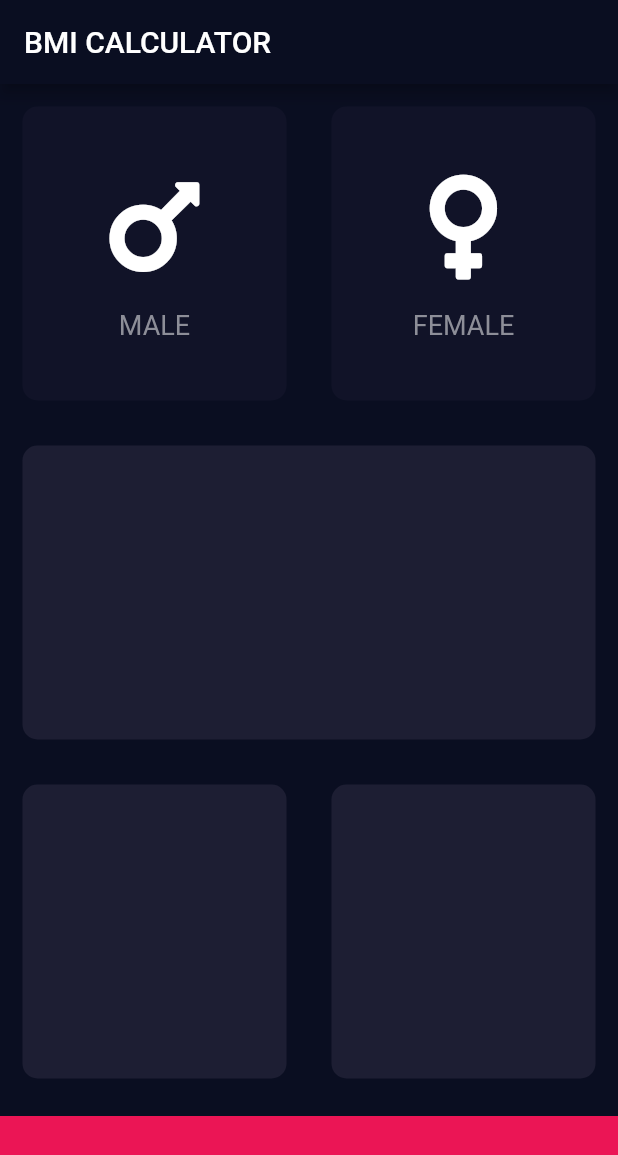
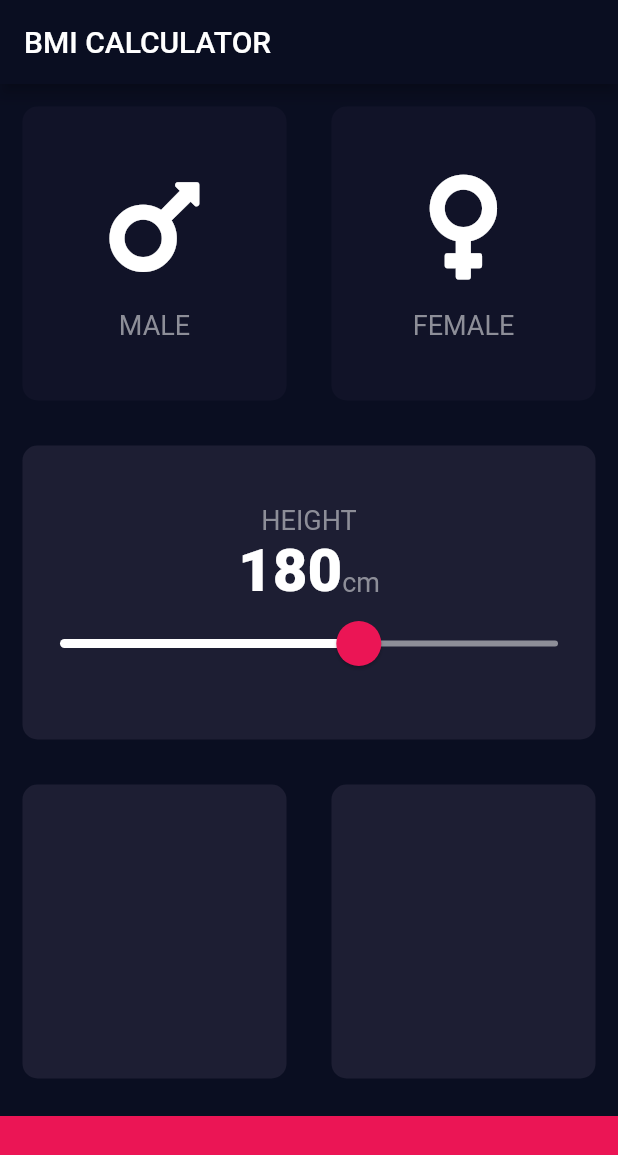
Before and after one commit to malgwi/BMI, a Flutter app: the screen it shows after launch, on a phone screen of 412 x 824 dp. Shown: the top 1155 px of the screen. Run offline on Flutter 3.47's test engine with Material 2 defaults, Android fonts, the phone set to English and light mode, and no system bars; our stand-ins replace font_awesome_flutter.

Commit message:
slider customization

```diff
--- /dev/null
+++ b/lib/constants.dart
@@ -0,0 +1,19 @@
+import 'package:flutter/material.dart';
+
+// const for colors and height
+const kBottomContainerHeight = 80.0;
+const kActiveCardColor = Color(0xff1d1e33);
+const kInactiveCardColor = Color(0xff111328);
+const kBottomContainerColor = Color(0xffeb1555);
+
+// const for text
+const kLabelTextStyle = TextStyle(
+  fontSize: 18.0,
+  color: Color(0xff8d8e98),
+);
+
+// const for Number text
+const kNumberTextStyle = TextStyle(
+  fontSize: 40.0,
+  fontWeight: FontWeight.w900,
+);
--- a/lib/icon_content.dart
+++ b/lib/icon_content.dart
@@ -1,9 +1,5 @@
 import 'package:flutter/material.dart';
-
-const labelTextStyle = TextStyle(
-  fontSize: 18.0,
-  color: Color(0xff8d8e98),
-);
+import 'constants.dart';
 
 class IconContent extends StatelessWidget {
   IconContent({this.icon, this.label});
@@ -25,7 +21,7 @@ class IconContent extends StatelessWidget {
         ),
         Text(
           label,
-          style: labelTextStyle,
+          style: kLabelTextStyle,
         ),
       ],
     );
--- a/lib/input_page.dart
+++ b/lib/input_page.dart
@@ -2,11 +2,7 @@ import 'package:flutter/material.dart';
 import 'package:font_awesome_flutter/font_awesome_flutter.dart';
 import 'icon_content.dart';
 import 'reusable_card.dart';
-
-const bottomContainerHeight = 80.0;
-const activeCardColor = Color(0xff1d1e33);
-const inactiveCardColor = Color(0xff111328);
-const bottomContainerColor = Color(0xffeb1555);
+import 'constants.dart';
 
 enum Gender {
   male,
@@ -20,6 +16,7 @@ class InputPage extends StatefulWidget {
 
 class _InputPageState extends State<InputPage> {
   Gender selectedGender;
+  int height = 180;
 
   @override
   Widget build(BuildContext context) {
@@ -28,6 +25,7 @@ class _InputPageState extends State<InputPage> {
           title: Text('BMI CALCULATOR'),
         ),
         body: Column(
+          crossAxisAlignment: CrossAxisAlignment.stretch,
           children: <Widget>[
             Expanded(
                 child: Row(
@@ -38,8 +36,8 @@ class _InputPageState extends State<InputPage> {
                       selectedGender = Gender.male;
                     },
                     colour: selectedGender == Gender.male
-                        ? activeCardColor
-                        : inactiveCardColor,
+                        ? kActiveCardColor
+                        : kInactiveCardColor,
                     cardChild: IconContent(
                       icon: FontAwesomeIcons.mars,
                       label: 'MALE',
@@ -52,8 +50,8 @@ class _InputPageState extends State<InputPage> {
                       selectedGender = Gender.female;
                     },
                     colour: selectedGender == Gender.female
-                        ? activeCardColor
-                        : inactiveCardColor,
+                        ? kActiveCardColor
+                        : kInactiveCardColor,
                     cardChild: IconContent(
                       icon: FontAwesomeIcons.venus,
                       label: 'FEMALE',
@@ -64,7 +62,53 @@ class _InputPageState extends State<InputPage> {
             )),
             Expanded(
               child: ReusableCard(
-                colour: activeCardColor,
+                colour: kActiveCardColor,
+                cardChild: Column(
+                  mainAxisAlignment: MainAxisAlignment.center,
+                  children: <Widget>[
+                    Text(
+                      'HEIGHT',
+                      style: kLabelTextStyle,
+                    ),
+                    Row(
+                      mainAxisAlignment: MainAxisAlignment.center,
+                      crossAxisAlignment: CrossAxisAlignment.baseline,
+                      textBaseline: TextBaseline.alphabetic,
+                      children: <Widget>[
+                        Text(
+                          height.toString(),
+                          style: kNumberTextStyle,
+                        ),
+                        Text(
+                          'cm',
+                          style: kLabelTextStyle,
+                        )
+                      ],
+                    ),
+                    SliderTheme(
+                      data: SliderTheme.of(context).copyWith(
+                        activeTrackColor: Colors.white,
+                        inactiveTrackColor: Color(0xff8d8e98),
+                        thumbColor: Color(0xffeb1555),
+                        overlayColor: Color(0x29eb1555),
+                        thumbShape:
+                            RoundSliderThumbShape(enabledThumbRadius: 15.0),
+                        overlayShape:
+                            RoundSliderOverlayShape(overlayRadius: 25.0),
+                      ),
+                      child: Slider(
+                        value: height.toDouble(),
+                        min: 120.0,
+                        max: 220.0,
+                        onChanged: (double newValue) {
+                          setState(() {
+                            height = newValue.round();
+                          });
+                        },
+                      ),
+                    )
+                  ],
+                ),
               ),
             ),
             Expanded(
@@ -72,21 +116,21 @@ class _InputPageState extends State<InputPage> {
               children: <Widget>[
                 Expanded(
                   child: ReusableCard(
-                    colour: activeCardColor,
+                    colour: kActiveCardColor,
                   ),
                 ),
                 Expanded(
                   child: ReusableCard(
-                    colour: activeCardColor,
+                    colour: kActiveCardColor,
                   ),
                 ),
               ],
             )),
             Container(
-              color: bottomContainerColor,
+              color: kBottomContainerColor,
               margin: EdgeInsets.only(top: 10.0),
               width: double.infinity,
-              height: bottomContainerHeight,
+              height: kBottomContainerHeight,
             )
           ],
         ));
```
